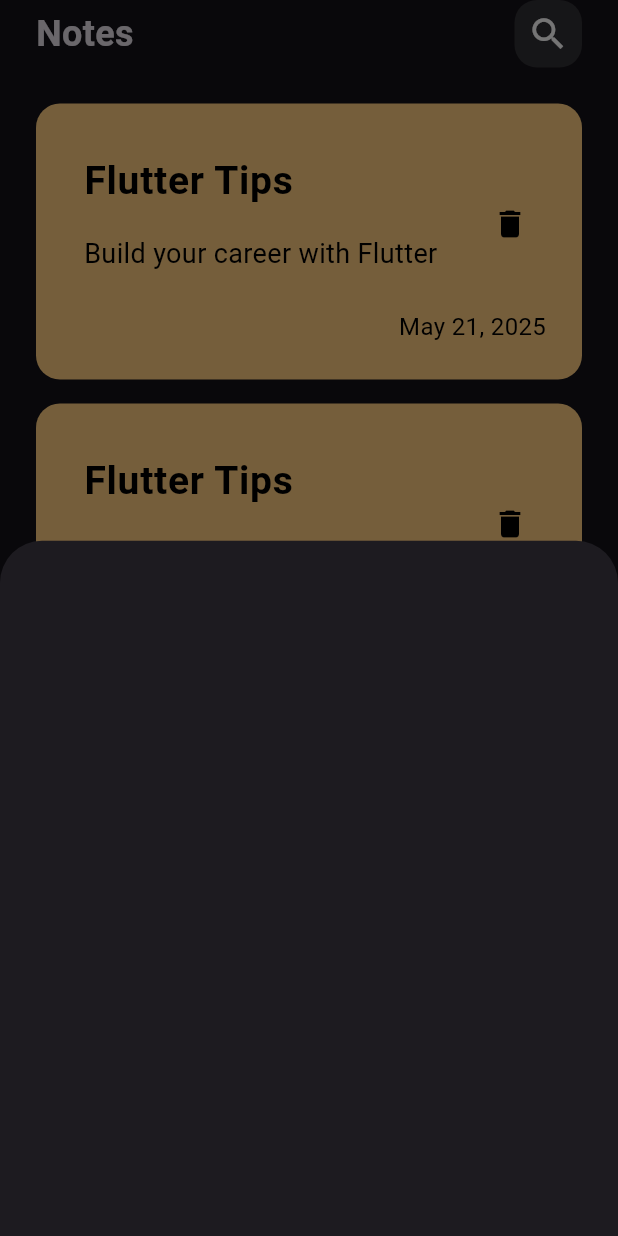
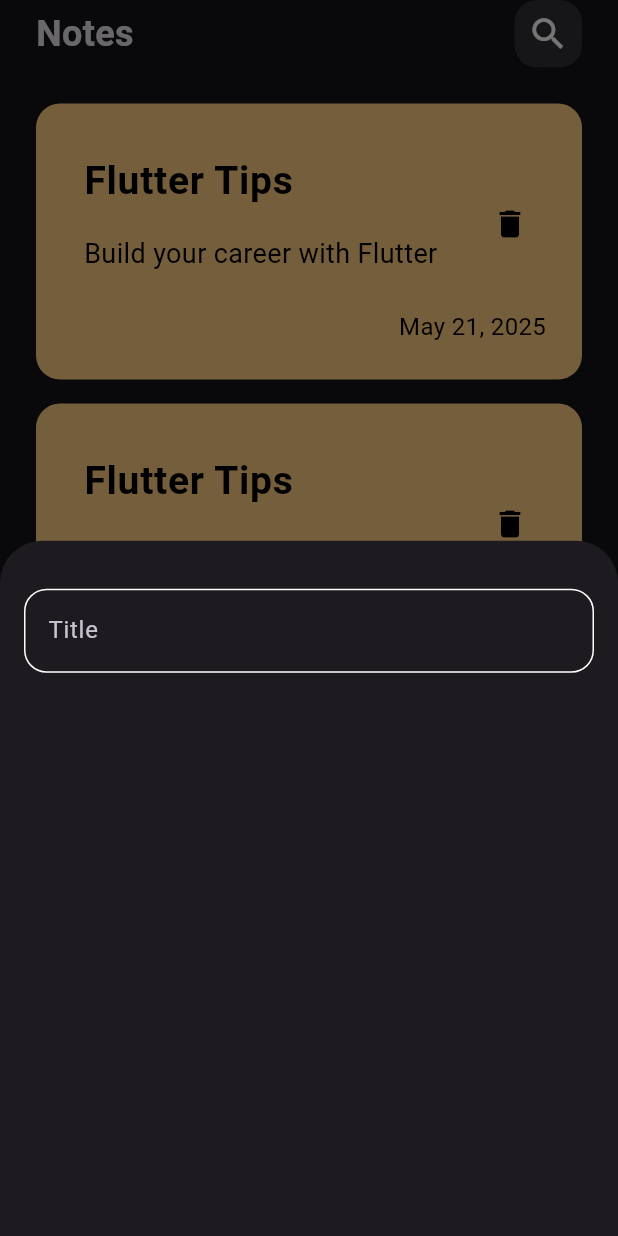
Before and after one commit to MohamedHany1512/notesApp, a Flutter app: the screen it shows after launch, after a tap on the "add" icon, on a phone screen of 412 x 824 dp. Run offline on Flutter 3.47's test engine with Material 3 defaults, Android fonts, the phone set to English and light mode, and no system bars.

Commit message:
create custom text field

```diff
--- /dev/null
+++ b/lib/constants.dart
@@ -0,0 +1,3 @@
+ import 'package:flutter/material.dart';
+
+const kPrimaryColor = Color(0xff62FCD7);
--- a/lib/views/widgets/add_note_bottom_sheet.dart
+++ b/lib/views/widgets/add_note_bottom_sheet.dart
@@ -1,10 +1,19 @@
 import 'package:flutter/material.dart';
+import 'package:noteapp/views/widgets/custom_text_field.dart';
 
 class AddNoteBottomSheet extends StatelessWidget {
   const AddNoteBottomSheet({super.key});
 
   @override
   Widget build(BuildContext context) {
-    return Container ();
+    return Padding(
+      padding: const EdgeInsets.symmetric(horizontal: 16),
+      child: Column (children: [
+
+        SizedBox(height: 32,),
+      CustomTextField()
+
+      ],),
+    );
   }
 }
--- /dev/null
+++ b/lib/views/widgets/custom_text_field.dart
@@ -0,0 +1,25 @@
+import 'package:flutter/material.dart';
+import 'package:noteapp/constants.dart';
+
+class CustomTextField extends StatelessWidget {
+  const CustomTextField({super.key});
+
+  @override
+  Widget build(BuildContext context) {
+    return TextField(
+      cursorColor: kPrimaryColor,
+      decoration: InputDecoration(
+        hintText: "Title",
+
+        border: buildBorder(),
+        enabledBorder: buildBorder(),
+        focusedBorder: buildBorder(kPrimaryColor),
+      ),
+    );
+  }
+
+  OutlineInputBorder buildBorder([color]) => OutlineInputBorder(
+    borderRadius: BorderRadius.circular(15),
+    borderSide: BorderSide(color:color ?? Colors.white),
+  );
+}
```
